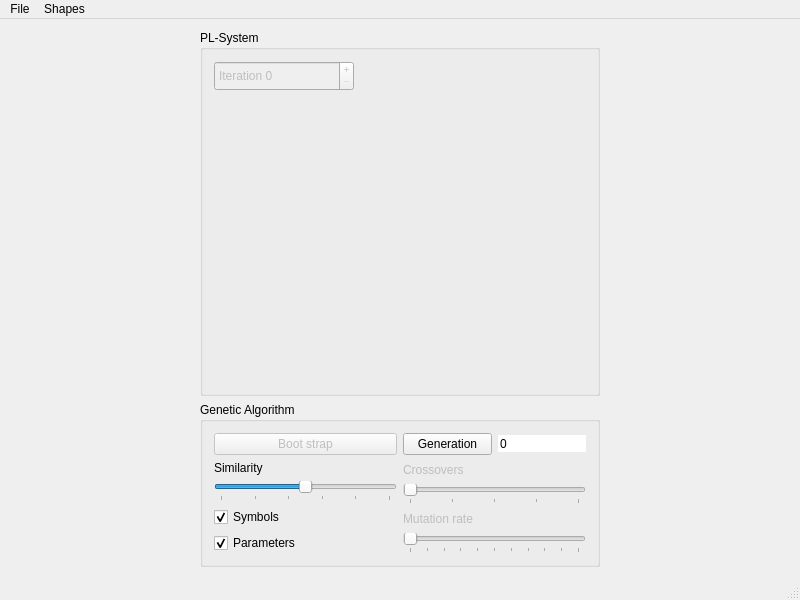
Qt form mainwindow.ui (caro3801/plsys) before a commit.
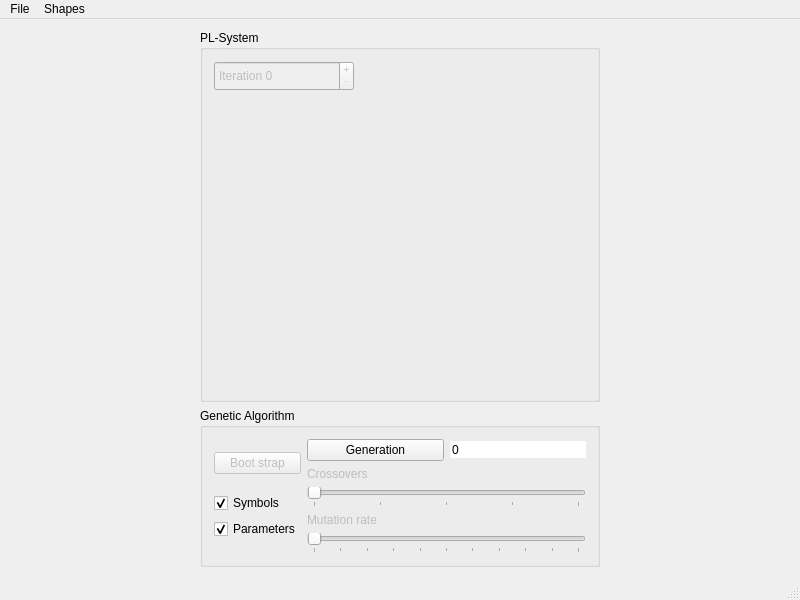
The same form after that commit. Custom widgets are drawn as their Qt base class.

```diff
--- a/mainwindow.ui
+++ b/mainwindow.ui
@@ -170,39 +170,6 @@
              </property>
             </widget>
            </item>
-           <item>
-            <layout class="QVBoxLayout" name="verticalLayout_7">
-             <item>
-              <widget class="QLabel" name="labelSimilarity">
-               <property name="text">
-                <string>Similarity</string>
-               </property>
-              </widget>
-             </item>
-             <item>
-              <widget class="QSlider" name="horizontalSliderSimilarity">
-               <property name="maximum">
-                <number>10</number>
-               </property>
-               <property name="pageStep">
-                <number>2</number>
-               </property>
-               <property name="value">
-                <number>5</number>
-               </property>
-               <property name="orientation">
-                <enum>Qt::Horizontal</enum>
-               </property>
-               <property name="tickPosition">
-                <enum>QSlider::TicksBelow</enum>
-               </property>
-               <property name="tickInterval">
-                <number>2</number>
-               </property>
-              </widget>
-             </item>
-            </layout>
-           </item>
            <item>
             <layout class="QVBoxLayout" name="verticalLayout_9">
              <item>
```
Left out of the diff: 2 changed lines with no effect on the pictures.
